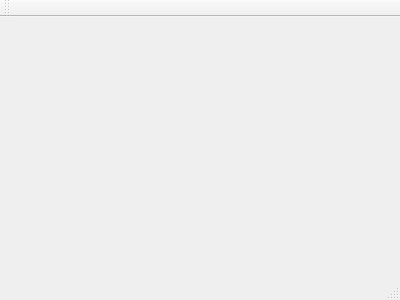
This is SIMNUM/mainwindow.ui in MedMoute/yolo-octamere as Qt 5 draws it before an edit. The edited form follows.
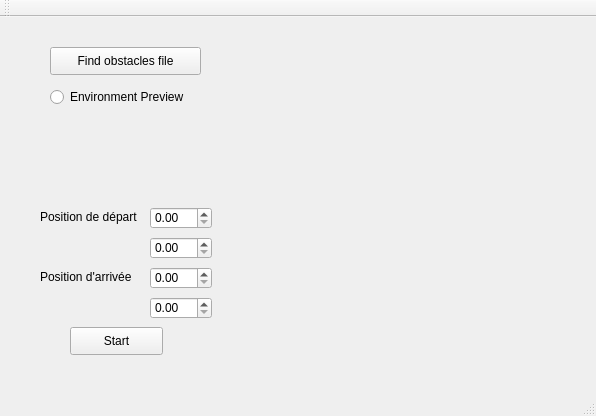
This is the edited form. Custom widgets are drawn as their Qt base class.

Diff of the .ui file:
```diff
--- a/SIMNUM/mainwindow.ui
+++ b/SIMNUM/mainwindow.ui
@@ -1,24 +1,163 @@
 <ui version="4.0">
  <class>MainWindow</class>
- <widget class="QMainWindow" name="MainWindow" >
-  <property name="geometry" >
+ <widget class="QMainWindow" name="MainWindow">
+  <property name="geometry">
    <rect>
     <x>0</x>
     <y>0</y>
-    <width>400</width>
-    <height>300</height>
+    <width>596</width>
+    <height>416</height>
    </rect>
   </property>
   <property name="windowTitle" >
    <string>MainWindow</string>
   </property>
-  <widget class="QMenuBar" name="menuBar" />
-  <widget class="QToolBar" name="mainToolBar" />
-  <widget class="QWidget" name="centralWidget" />
-  <widget class="QStatusBar" name="statusBar" />
+  <widget class="QWidget" name="centralWidget">
+   <widget class="QCustomPlot" name="widget" native="true">
+    <property name="geometry">
+     <rect>
+      <x>240</x>
+      <y>30</y>
+      <width>341</width>
+      <height>321</height>
+     </rect>
+    </property>
+   </widget>
+   <widget class="QPushButton" name="pushButton">
+    <property name="geometry">
+     <rect>
+      <x>70</x>
+      <y>310</y>
+      <width>93</width>
+      <height>28</height>
+     </rect>
+    </property>
+    <property name="text">
+     <string>Start</string>
+    </property>
+   </widget>
+   <widget class="QDoubleSpinBox" name="doubleSpinBox">
+    <property name="geometry">
+     <rect>
+      <x>150</x>
+      <y>280</y>
+      <width>62</width>
+      <height>22</height>
+     </rect>
+    </property>
+   </widget>
+   <widget class="QDoubleSpinBox" name="doubleSpinBox_2">
+    <property name="geometry">
+     <rect>
+      <x>150</x>
+      <y>250</y>
+      <width>62</width>
+      <height>22</height>
+     </rect>
+    </property>
+   </widget>
+   <widget class="QLabel" name="label">
+    <property name="geometry">
+     <rect>
+      <x>40</x>
+      <y>250</y>
+      <width>101</width>
+      <height>20</height>
+     </rect>
+    </property>
+    <property name="text">
+     <string>Position d'arrivée</string>
+    </property>
+   </widget>
+   <widget class="QLabel" name="label_2">
+    <property name="geometry">
+     <rect>
+      <x>40</x>
+      <y>190</y>
+      <width>111</width>
+      <height>20</height>
+     </rect>
+    </property>
+    <property name="text">
+     <string>Position de départ</string>
+    </property>
+   </widget>
+   <widget class="QDoubleSpinBox" name="doubleSpinBox_3">
+    <property name="geometry">
+     <rect>
+      <x>150</x>
+      <y>190</y>
+      <width>62</width>
+      <height>22</height>
+     </rect>
+    </property>
+   </widget>
+   <widget class="QDoubleSpinBox" name="doubleSpinBox_4">
+    <property name="geometry">
+     <rect>
+      <x>150</x>
+      <y>220</y>
+      <width>62</width>
+      <height>22</height>
+     </rect>
+    </property>
+   </widget>
+   <widget class="QPushButton" name="pushButton_2">
+    <property name="geometry">
+     <rect>
+      <x>50</x>
+      <y>30</y>
+      <width>151</width>
+      <height>28</height>
+     </rect>
+    </property>
+    <property name="text">
+     <string>Find obstacles file</string>
+    </property>
+   </widget>
+   <widget class="QRadioButton" name="radioButton">
+    <property name="geometry">
+     <rect>
+      <x>50</x>
+      <y>70</y>
+      <width>161</width>
+      <height>20</height>
+     </rect>
+    </property>
+    <property name="text">
+     <string>Environment Preview</string>
+    </property>
+   </widget>
+  </widget>
+  <widget class="QMenuBar" name="menuBar">
+   <property name="geometry">
+    <rect>
+     <x>0</x>
+     <y>0</y>
+     <width>596</width>
+     <height>26</height>
+    </rect>
+   </property>
+  </widget>
+  <widget class="QToolBar" name="mainToolBar">
+   <attribute name="toolBarArea">
+    <enum>TopToolBarArea</enum>
+   </attribute>
+   <attribute name="toolBarBreak">
+    <bool>false</bool>
+   </attribute>
+  </widget>
+  <widget class="QStatusBar" name="statusBar"/>
  </widget>
- <layoutDefault spacing="6" margin="11" />
- <pixmapfunction></pixmapfunction>
+ <layoutdefault spacing="6" margin="11"/>
+ <customwidgets>
+  <customwidget>
+   <class>QCustomPlot</class>
+   <extends>QWidget</extends>
+   <header>qcustomplot.h</header>
+   <container>1</container>
+  </customwidget>
+ </customwidgets>
  <resources/>
  <connections/>
 </ui>
```
Left out of the diff: 3 changed lines with no effect on the pictures.
